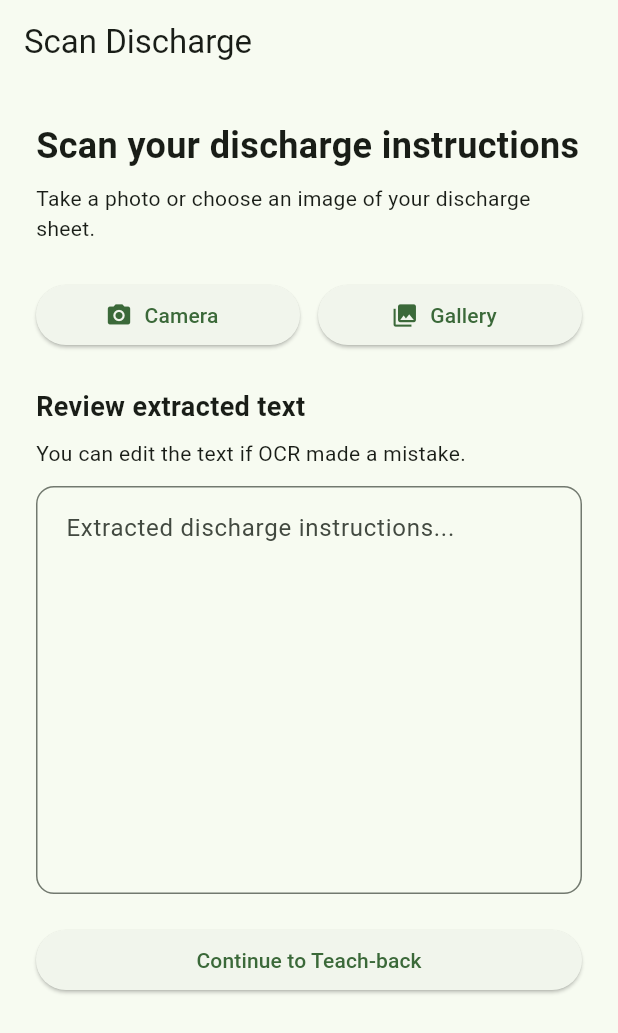
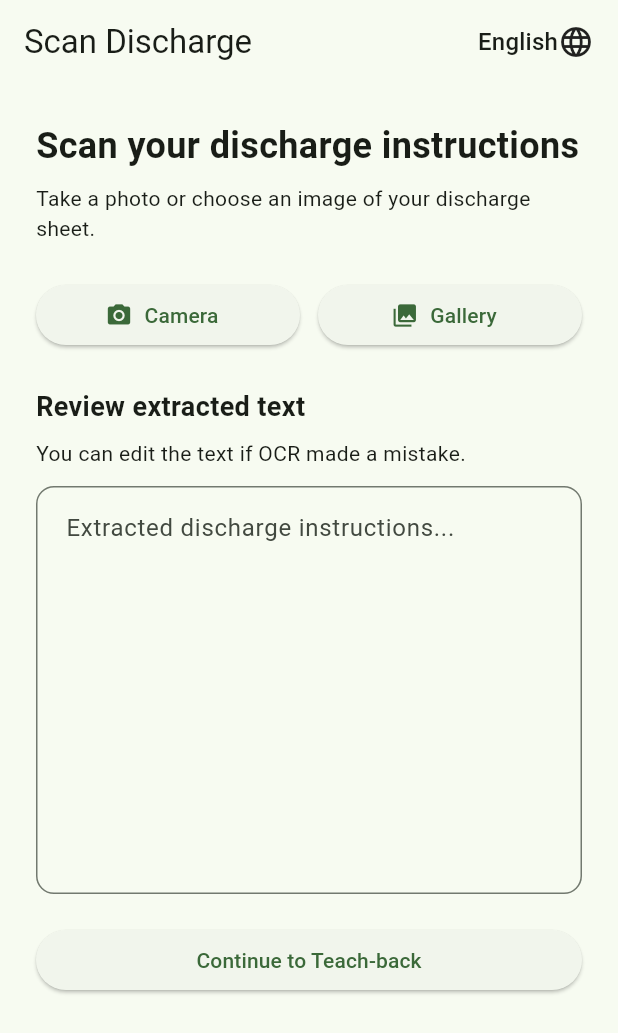
Before and after one commit to AdvayTyagi/DischargeIQ, a Flutter app: the ScanScreen screen opened by its route, on a phone screen of 412 x 824 dp. Shown: the top 1033 px of the screen. Run offline on Flutter 3.47's test engine with Material 3 defaults, Android fonts, the phone set to English and light mode, and no system bars; our stand-ins replace flutter_tts, go_router, image_picker, speech_to_text; missing offline and left inert: google_mlkit_text_recognition.

Commit message:
Added Multiple Language Support

```diff
--- /dev/null
+++ b/mobile/lib/core/l10n.dart
@@ -0,0 +1,194 @@
+class L10n {
+  static const Map<String, Map<String, String>> _translations = {
+    'en': {
+      'language': 'Language',
+      'scanDischarge': 'Scan Discharge',
+      'scanInstructions': 'Scan your discharge instructions',
+      'takePhoto': 'Take a photo or choose an image of your discharge sheet.',
+      'camera': 'Camera',
+      'gallery': 'Gallery',
+      'reviewText': 'Review extracted text',
+      'editIfMistake': 'You can edit the text if OCR made a mistake.',
+      'extractedHint': 'Extracted discharge instructions...',
+      'continueTeachBack': 'Continue to Teach-back',
+      'pleaseScan': 'Please scan or enter your discharge instructions.',
+      'teachBack': 'Teach-Back',
+      'noQuestions': 'No teach-back questions available.',
+      'question': 'Question',
+      'teachBackQuestion': 'Teach-back question',
+      'readQuestion': 'Read Question Aloud',
+      'yourAnswer': 'Your answer',
+      'typeOrSpeak': 'Type your answer or use the microphone.',
+      'typeHere': 'Type your answer here...',
+      'listening': 'Listening...',
+      'speakAnswer': 'Speak your answer',
+      'tapStop': 'Tap stop when you are finished.',
+      'spokenWillAppear': 'Your spoken answer will appear in the text box above.',
+      'questionAgain': 'Question Again',
+      'clear': 'Clear',
+      'submit': 'Submit',
+      'pleaseType': 'Please type or speak your answer first.',
+      'notQuite': 'Not quite',
+      'yourAnswerLabel': 'Your answer:',
+      'feedback': 'Feedback:',
+      'correctAnswer': 'Correct answer:',
+      'continue': 'Continue',
+      'results': 'Results',
+      'goodUnderstanding': 'Good Understanding',
+      'needsClarification': 'Needs Clarification',
+      'needsAttention': 'Needs Attention',
+      'goodDesc': 'You have demonstrated a good understanding of your discharge instructions.',
+      'clarificationDesc': 'Some parts of your understanding may need reviewing.',
+      'attentionDesc': 'Please review your discharge instructions and speak with a healthcare professional if needed.',
+      'understandingScore': 'Understanding Score',
+      'outOf': 'out of',
+      'correct': 'correct',
+      'questionByQuestion': 'Question by question',
+      'answerPrefix': 'Answer:',
+      'done': 'Done',
+      'simplifiedTitle': 'Your Instructions, Simplified',
+      'heresWhatYouNeed': 'Here’s what you need to know',
+      'keyPoints': 'The key points from your discharge instructions.',
+      'stopReading': 'Stop Reading',
+      'readInstructions': 'Read Instructions Aloud',
+      'couldNotRead': 'Could not read the image: ',
+      'somethingWentWrong': 'Something went wrong: ',
+      'speechError': 'Speech recognition error: ',
+      'speechNotAvailable': 'Speech recognition is not available on this device.',
+      'couldNotCheck': 'Could not check your answer. Please try again.',
+      'took': 'Took',
+      'tries': 'tries',
+      'checking': 'Checking...',
+      'submitAnswer': 'Submit Answer'
+    },
+    'hi': {
+      'language': 'Language (भाषा)',
+      'scanDischarge': 'डिस्चार्ज स्कैन करें',
+      'scanInstructions': 'अपने डिस्चार्ज निर्देशों को स्कैन करें',
+      'takePhoto': 'अपनी डिस्चार्ज शीट की फोटो लें या एक इमेज चुनें।',
+      'camera': 'कैमरा',
+      'gallery': 'गैलरी',
+      'reviewText': 'निकाले गए टेक्स्ट की समीक्षा करें',
+      'editIfMistake': 'यदि OCR से कोई गलती हुई है, तो आप टेक्स्ट को संपादित कर सकते हैं।',
+      'extractedHint': 'निकाले गए डिस्चार्ज निर्देश...',
+      'continueTeachBack': 'टीच-बैक (Teach-back) के लिए जारी रखें',
+      'pleaseScan': 'कृपया स्कैन करें या अपने डिस्चार्ज निर्देश दर्ज करें।',
+      'teachBack': 'टीच-बैक (Teach-Back)',
+      'noQuestions': 'टीच-बैक के लिए कोई प्रश्न उपलब्ध नहीं हैं।',
+      'question': 'प्रश्न',
+      'teachBackQuestion': 'टीच-बैक प्रश्न',
+      'readQuestion': 'प्रश्न जोर से पढ़ें',
+      'yourAnswer': 'आपका उत्तर',
+      'typeOrSpeak': 'अपना उत्तर टाइप करें या माइक्रोफ़ोन का उपयोग करें।',
+      'typeHere': 'अपना उत्तर यहां टाइप करें...',
+      'listening': 'सुन रहा है...',
+      'speakAnswer': 'अपना उत्तर बोलें',
+      'tapStop': 'समाप्त होने पर स्टॉप टैप करें।',
+      'spokenWillAppear': 'आपका बोला गया उत्तर ऊपर दिए गए टेक्स्ट बॉक्स में दिखाई देगा।',
+      'questionAgain': 'प्रश्न दोबारा सुनें',
+      'clear': 'साफ़ करें',
+      'submit': 'सबमिट करें',
+      'pleaseType': 'कृपया पहले अपना उत्तर टाइप करें या बोलें।',
+      'notQuite': 'पूरी तरह से सही नहीं',
+      'yourAnswerLabel': 'आपका उत्तर:',
+      'feedback': 'फीडबैक:',
+      'correctAnswer': 'सही उत्तर:',
+      'continue': 'जारी रखें',
+      'results': 'परिणाम',
+      'goodUnderstanding': 'अच्छी समझ',
+      'needsClarification': 'स्पष्टीकरण की आवश्यकता है',
+      'needsAttention': 'ध्यान देने की आवश्यकता है',
+      'goodDesc': 'आपने अपने डिस्चार्ज निर्देशों की अच्छी समझ का प्रदर्शन किया है।',
+      'clarificationDesc': 'आपकी समझ के कुछ हिस्सों की समीक्षा करने की आवश्यकता हो सकती है।',
+      'attentionDesc': 'कृपया अपने डिस्चार्ज निर्देशों की समीक्षा करें और यदि आवश्यक हो तो स्वास्थ्य सेवा पेशेवर से बात करें।',
+      'understandingScore': 'समझ का स्कोर',
+      'outOf': 'में से',
+      'correct': 'सही',
+      'questionByQuestion': 'प्रश्न दर प्रश्न',
+      'answerPrefix': 'उत्तर:',
+      'done': 'हो गया',
+      'simplifiedTitle': 'आपके निर्देश, सरलीकृत',
+      'heresWhatYouNeed': 'आपको क्या जानने की जरूरत है',
+      'keyPoints': 'आपके डिस्चार्ज निर्देशों के मुख्य बिंदु।',
+      'stopReading': 'पढ़ना बंद करें',
+      'readInstructions': 'निर्देशों को जोर से पढ़ें',
+      'couldNotRead': 'इमेज नहीं पढ़ी जा सकी: ',
+      'somethingWentWrong': 'कुछ गलत हो गया: ',
+      'speechError': 'स्पीच रिकॉग्निशन त्रुटि: ',
+      'speechNotAvailable': 'इस डिवाइस पर स्पीच रिकॉग्निशन उपलब्ध नहीं है।',
+      'couldNotCheck': 'आपके उत्तर की जाँच नहीं की जा सकी। कृपया पुनः प्रयास करें।',
+      'took': 'लगे',
+      'tries': 'प्रयास',
+      'checking': 'जाँच हो रही है...',
+      'submitAnswer': 'उत्तर सबमिट करें'
+    },
+    'ta': {
+      'language': 'Language (மொழி)',
+      'scanDischarge': 'டிஸ்சார்ஜ் ஸ்கேன் செய்யவும்',
+      'scanInstructions': 'உங்கள் டிஸ்சார்ஜ் வழிமுறைகளை ஸ்கேன் செய்யவும்',
+      'takePhoto': 'உங்கள் டிஸ்சார்ஜ் தாளின் புகைப்படத்தை எடுக்கவும் அல்லது படத்தைத் தேர்ந்தெடுக்கவும்.',
+      'camera': 'கேமரா',
+      'gallery': 'கேலரி',
+      'reviewText': 'பிரித்தெடுக்கப்பட்ட உரையை மதிப்பாய்வு செய்யவும்',
+      'editIfMistake': 'OCR தவறு செய்தால் நீங்கள் உரையைத் திருத்தலாம்.',
+      'extractedHint': 'பிரித்தெடுக்கப்பட்ட டிஸ்சார்ஜ் வழிமுறைகள்...',
+      'continueTeachBack': 'டீச்-பேக்கிற்கு (Teach-back) தொடரவும்',
+      'pleaseScan': 'தயவுசெய்து ஸ்கேன் செய்யவும் அல்லது உங்கள் டிஸ்சார்ஜ் வழிமுறைகளை உள்ளிடவும்.',
+      'teachBack': 'டீச்-பேக் (Teach-Back)',
+      'noQuestions': 'டீச்-பேக் கேள்விகள் கிடைக்கவில்லை.',
+      'question': 'கேள்வி',
+      'teachBackQuestion': 'டீச்-பேக் கேள்வி',
+      'readQuestion': 'கேள்வியை சத்தமாகப் படிக்கவும்',
+      'yourAnswer': 'உங்கள் பதில்',
+      'typeOrSpeak': 'உங்கள் பதிலைத் தட்டச்சு செய்யவும் அல்லது மைக்ரோஃபோனைப் பயன்படுத்தவும்.',
+      'typeHere': 'உங்கள் பதிலை இங்கே தட்டச்சு செய்யவும்...',
+      'listening': 'கேட்கிறது...',
+      'speakAnswer': 'உங்கள் பதிலைப் பேசவும்',
+      'tapStop': 'முடித்ததும் நிறுத்த தட்டவும்.',
+      'spokenWillAppear': 'நீங்கள் பேசிய பதில் மேலே உள்ள உரைப்பெட்டியில் தோன்றும்.',
+      'questionAgain': 'கேள்வியை மீண்டும் கேள்',
+      'clear': 'அழி',
+      'submit': 'சமர்ப்பி',
+      'pleaseType': 'தயவுசெய்து முதலில் உங்கள் பதிலைத் தட்டச்சு செய்யவும் அல்லது பேசவும்.',
+      'notQuite': 'முற்றிலும் சரியல்ல',
+      'yourAnswerLabel': 'உங்கள் பதில்:',
+      'feedback': 'பின்னூட்டம்:',
+      'correctAnswer': 'சரியான பதில்:',
+      'continue': 'தொடரவும்',
+      'results': 'முடிவுகள்',
+      'goodUnderstanding': 'நல்ல புரிதல்',
+      'needsClarification': 'விளக்கம் தேவை',
+      'needsAttention': 'கவனம் தேவை',
+      'goodDesc': 'உங்கள் டிஸ்சார்ஜ் வழிமுறைகளை நீங்கள் நன்கு புரிந்து கொண்டதை வெளிப்படுத்தியுள்ளீர்கள்.',
+      'clarificationDesc': 'உங்கள் புரிதலின் சில பகுதிகளை மதிப்பாய்வு செய்ய வேண்டியிருக்கலாம்.',
+      'attentionDesc': 'தயவுசெய்து உங்கள் டிஸ்சார்ஜ் வழிமுறைகளை மதிப்பாய்வு செய்து தேவைப்பட்டால் சுகாதார நிபுணரிடம் பேசவும்.',
+      'understandingScore': 'புரிதல் மதிப்பெண்',
+      'outOf': 'இல்',
+      'correct': 'சரி',
+      'questionByQuestion': 'கேள்வி வாரியாக',
+      'answerPrefix': 'பதில்:',
+      'done': 'முடிந்தது',
+      'simplifiedTitle': 'உங்கள் வழிமுறைகள், சுருக்கப்பட்டுள்ளன',
+      'heresWhatYouNeed': 'நீங்கள் தெரிந்து கொள்ள வேண்டியவை இங்கே',
+      'keyPoints': 'உங்கள் டிஸ்சார்ஜ் வழிமுறைகளில் இருந்து முக்கிய குறிப்புகள்.',
+      'stopReading': 'வாசிப்பதை நிறுத்து',
+      'readInstructions': 'வழிமுறைகளை சத்தமாகப் படிக்கவும்',
+      'couldNotRead': 'படத்தைப் படிக்க முடியவில்லை: ',
+      'somethingWentWrong': 'ஏதோ தவறு நடந்துவிட்டது: ',
+      'speechError': 'பேச்சு அறிதல் பிழை: ',
+      'speechNotAvailable': 'இந்தச் சாதனத்தில் பேச்சு அறிதல் கிடைக்கவில்லை.',
+      'couldNotCheck': 'உங்கள் பதிலைச் சரிபார்க்க முடியவில்லை. மீண்டும் முயற்சிக்கவும்.',
+      'took': 'எடுக்கப்பட்டது',
+      'tries': 'முயற்சிகள்',
+      'checking': 'சரிபார்க்கிறது...',
+      'submitAnswer': 'பதிலைச் சமர்ப்பி'
+    }
+  };
+
+  static String get(String key, String langCode) {
+    if (!_translations.containsKey(langCode)) {
+      langCode = 'en'; // fallback
+    }
+    return _translations[langCode]![key] ?? _translations['en']![key] ?? key;
+  }
+}
--- a/mobile/lib/features/scan/scan_screen.dart
+++ b/mobile/lib/features/scan/scan_screen.dart
@@ -7,6 +7,7 @@ import 'package:image_picker/image_picker.dart';
 
 import '../../core/models/discharge_request.dart';
 import '../../core/services/discharge_api.dart';
+import '../../core/l10n.dart';
 
 class ScanScreen extends StatefulWidget {
   const ScanScreen({super.key});
@@ -25,6 +26,7 @@ class _ScanScreenState extends State<ScanScreen> {
   File? _selectedImage;
   bool _isProcessing = false; // true while OCR is running
   bool _isSubmitting = false; // true while we're waiting on the backend
+  String _selectedLanguage = 'en';
 
   Future<void> _pickImage(ImageSource source) async {
     final XFile? image = await _picker.pickImage(source: source);
@@ -57,7 +59,7 @@ class _ScanScreenState extends State<ScanScreen> {
 
       ScaffoldMessenger.of(context).showSnackBar(
         SnackBar(
-          content: Text('Could not read the image: $e'),
+          content: Text('${L10n.get('couldNotRead', _selectedLanguage)}$e'),
         ),
       );
     }
@@ -68,9 +70,9 @@ class _ScanScreenState extends State<ScanScreen> {
 
     if (dischargeText.isEmpty) {
       ScaffoldMessenger.of(context).showSnackBar(
-        const SnackBar(
+        SnackBar(
           content: Text(
-            'Please scan or enter your discharge instructions.',
+            L10n.get('pleaseScan', _selectedLanguage),
           ),
         ),
       );
@@ -79,7 +81,7 @@ class _ScanScreenState extends State<ScanScreen> {
 
     final request = DischargeRequest(
       patientId: 'P001',
-      preferredLanguage: 'en',
+      preferredLanguage: _selectedLanguage,
       dischargeText: dischargeText,
     );
 
@@ -98,7 +100,7 @@ class _ScanScreenState extends State<ScanScreen> {
 
       ScaffoldMessenger.of(context).showSnackBar(
         SnackBar(
-          content: Text('Something went wrong: $e'),
+          content: Text('${L10n.get('somethingWentWrong', _selectedLanguage)}$e'),
         ),
       );
     } finally {
@@ -123,16 +125,38 @@ class _ScanScreenState extends State<ScanScreen> {
 
     return Scaffold(
       appBar: AppBar(
-        title: const Text('Scan Discharge'),
+        title: Text(L10n.get('scanDischarge', _selectedLanguage)),
+        actions: [
+          Padding(
+            padding: const EdgeInsets.symmetric(horizontal: 16.0),
+            child: DropdownButton<String>(
+              value: _selectedLanguage,
+              underline: const SizedBox(),
+              icon: const Icon(Icons.language, color: Colors.black87),
+              items: const [
+                DropdownMenuItem(value: 'en', child: Text('English')),
+                DropdownMenuItem(value: 'hi', child: Text('Hindi')),
+                DropdownMenuItem(value: 'ta', child: Text('Tamil')),
+              ],
+              onChanged: (String? newValue) {
+                if (newValue != null) {
+                  setState(() {
+                    _selectedLanguage = newValue;
+                  });
+                }
+              },
+            ),
+          ),
+        ],
       ),
       body: SingleChildScrollView(
         padding: const EdgeInsets.all(24),
         child: Column(
           crossAxisAlignment: CrossAxisAlignment.start,
           children: [
-            const Text(
-              'Scan your discharge instructions',
-              style: TextStyle(
+            Text(
+              L10n.get('scanInstructions', _selectedLanguage),
+              style: const TextStyle(
                 fontSize: 24,
                 fontWeight: FontWeight.bold,
               ),
@@ -140,8 +164,8 @@ class _ScanScreenState extends State<ScanScreen> {
 
             const SizedBox(height: 8),
 
-            const Text(
-              'Take a photo or choose an image of your discharge sheet.',
+            Text(
+              L10n.get('takePhoto', _selectedLanguage),
             ),
 
             const SizedBox(height: 24),
@@ -153,7 +177,7 @@ class _ScanScreenState extends State<ScanScreen> {
                     onPressed:
                         isBusy ? null : () => _pickImage(ImageSource.camera),
                     icon: const Icon(Icons.camera_alt),
-                    label: const Text('Camera'),
+                    label: Text(L10n.get('camera', _selectedLanguage)),
                   ),
                 ),
                 const SizedBox(width: 12),
@@ -162,7 +186,7 @@ class _ScanScreenState extends State<ScanScreen> {
                     onPressed:
                         isBusy ? null : () => _pickImage(ImageSource.gallery),
                     icon: const Icon(Icons.photo_library),
-                    label: const Text('Gallery'),
+                    label: Text(L10n.get('gallery', _selectedLanguage)),
                   ),
                 ),
               ],
@@ -183,9 +207,9 @@ class _ScanScreenState extends State<ScanScreen> {
 
             if (_selectedImage != null) const SizedBox(height: 24),
 
-            const Text(
-              'Review extracted text',
-              style: TextStyle(
+            Text(
+              L10n.get('reviewText', _selectedLanguage),
+              style: const TextStyle(
                 fontSize: 18,
                 fontWeight: FontWeight.bold,
               ),
@@ -193,8 +217,8 @@ class _ScanScreenState extends State<ScanScreen> {
 
             const SizedBox(height: 8),
 
-            const Text(
-              'You can edit the text if OCR made a mistake.',
+            Text(
+              L10n.get('editIfMistake', _selectedLanguage),
             ),
 
             const SizedBox(height: 12),
@@ -212,7 +236,7 @@ class _ScanScreenState extends State<ScanScreen> {
                 maxLines: 10,
                 enabled: !_isSubmitting,
                 decoration: InputDecoration(
-                  hintText: 'Extracted discharge instructions...',
+                  hintText: L10n.get('extractedHint', _selectedLanguage),
                   border: OutlineInputBorder(
                     borderRadius: BorderRadius.circular(12),
                   ),
@@ -232,7 +256,7 @@ class _ScanScreenState extends State<ScanScreen> {
                         width: 20,
                         child: CircularProgressIndicator(strokeWidth: 2),
                       )
-                    : const Text('Continue to Teach-back'),
+                    : Text(L10n.get('continueTeachBack', _selectedLanguage)),
               ),
             ),
           ],
--- a/mobile/lib/mock_data/discharge_mock.dart
+++ b/mobile/lib/mock_data/discharge_mock.dart
@@ -2,7 +2,7 @@ import '../core/models/discharge_request.dart';
 
 const DischargeRequest mockDischargeRequest = DischargeRequest(
   patientId: 'P001',
-  preferredLanguage: 'English',
+  preferredLanguage: 'en',
   dischargeText:
       'Take amoxicillin 500 mg by mouth three times a day for 7 days. '
       'Drink plenty of fluids and rest. '
```
Also changed, not shown: mobile/lib/features/results/results_screen.dart (+23 -24 lines), mobile/lib/features/summary/summary_screen.dart (+11 -10 lines), mobile/lib/features/teachback/teachback_screen.dart (+49 -48 lines), 1 other file.
